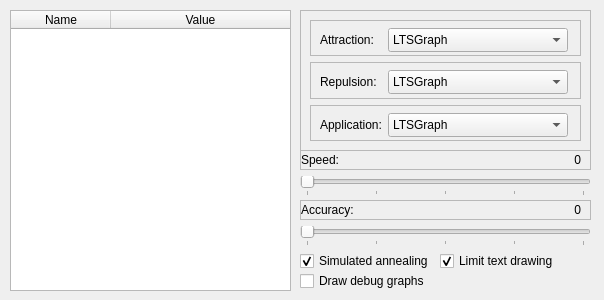
Before: the Qt Designer form tools/release/ltsgraph/advancedspringlayoutdialog.ui in mCRL2org/mCRL2, drawn with Qt 5.
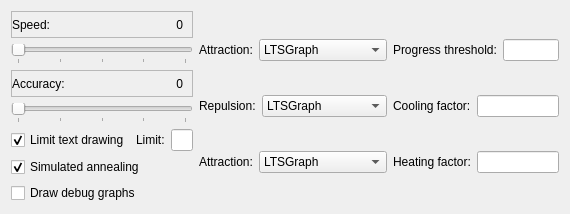
After: the same form once the commit is applied.

Patch:
```diff
--- a/tools/release/ltsgraph/advancedspringlayoutdialog.ui
+++ b/tools/release/ltsgraph/advancedspringlayoutdialog.ui
@@ -1,271 +1,32 @@
 <?xml version="1.0" encoding="UTF-8"?>
 <ui version="4.0">
  <class>AdvancedSpringLayoutDialog</class>
- <widget class="QDialog" name="AdvancedSpringLayoutDialog">
+ <widget class="QWidget" name="AdvancedSpringLayoutDialog">
+  <property name="windowModality">
+   <enum>Qt::WindowModal</enum>
+  </property>
   <property name="geometry">
    <rect>
     <x>0</x>
     <y>0</y>
-    <width>604</width>
-    <height>300</height>
+    <width>570</width>
+    <height>214</height>
    </rect>
   </property>
   <property name="windowTitle">
    <string>Dialog</string>
   </property>
-  <widget class="QFrame" name="frame">
-   <property name="geometry">
-    <rect>
-     <x>300</x>
-     <y>10</y>
-     <width>291</width>
-     <height>141</height>
-    </rect>
-   </property>
-   <property name="sizePolicy">
-    <sizepolicy hsizetype="Fixed" vsizetype="Fixed">
-     <horstretch>0</horstretch>
-     <verstretch>0</verstretch>
-    </sizepolicy>
-   </property>
-   <property name="frameShape">
-    <enum>QFrame::StyledPanel</enum>
-   </property>
-   <property name="frameShadow">
-    <enum>QFrame::Raised</enum>
-   </property>
+  <property name="autoFillBackground">
+   <bool>true</bool>
+  </property>
+  <layout class="QHBoxLayout" name="horizontalLayout_3">
+   <item>
    <layout class="QVBoxLayout" name="verticalLayout">
-    <item>
-     <widget class="QFrame" name="frame_attr">
-      <property name="sizePolicy">
-       <sizepolicy hsizetype="Preferred" vsizetype="Preferred">
-        <horstretch>0</horstretch>
-        <verstretch>0</verstretch>
-       </sizepolicy>
-      </property>
-      <property name="frameShape">
-       <enum>QFrame::StyledPanel</enum>
-      </property>
-      <property name="frameShadow">
-       <enum>QFrame::Raised</enum>
-      </property>
-      <widget class="QComboBox" name="cmb_attr">
-       <property name="geometry">
-        <rect>
-         <x>78</x>
-         <y>8</y>
-         <width>180</width>
-         <height>24</height>
-        </rect>
-       </property>
-       <property name="sizePolicy">
-        <sizepolicy hsizetype="Fixed" vsizetype="Fixed">
-         <horstretch>0</horstretch>
-         <verstretch>0</verstretch>
-        </sizepolicy>
-       </property>
+     <property name="sizeConstraint">
+      <enum>QLayout::SetDefaultConstraint</enum>
+     </property>
        <item>
-        <property name="text">
-         <string>LTSGraph</string>
-        </property>
-       </item>
-       <item>
-        <property name="text">
-         <string>Electrical Spring Model</string>
-        </property>
-       </item>
-       <item>
-        <property name="text">
-         <string>Linear Springs</string>
-        </property>
-       </item>
-      </widget>
-      <widget class="QLabel" name="label">
-       <property name="geometry">
-        <rect>
-         <x>10</x>
-         <y>12</y>
-         <width>62</width>
-         <height>16</height>
-        </rect>
-       </property>
-       <property name="sizePolicy">
-        <sizepolicy hsizetype="Fixed" vsizetype="Preferred">
-         <horstretch>0</horstretch>
-         <verstretch>0</verstretch>
-        </sizepolicy>
-       </property>
-       <property name="text">
-        <string>Attraction:</string>
-       </property>
-      </widget>
-     </widget>
-    </item>
-    <item>
-     <widget class="QFrame" name="frame_rep">
-      <property name="sizePolicy">
-       <sizepolicy hsizetype="Preferred" vsizetype="Preferred">
-        <horstretch>0</horstretch>
-        <verstretch>0</verstretch>
-       </sizepolicy>
-      </property>
-      <property name="frameShape">
-       <enum>QFrame::StyledPanel</enum>
-      </property>
-      <property name="frameShadow">
-       <enum>QFrame::Raised</enum>
-      </property>
-      <widget class="QComboBox" name="cmb_rep">
-       <property name="geometry">
-        <rect>
-         <x>78</x>
-         <y>8</y>
-         <width>180</width>
-         <height>24</height>
-        </rect>
-       </property>
-       <property name="sizePolicy">
-        <sizepolicy hsizetype="Fixed" vsizetype="Fixed">
-         <horstretch>0</horstretch>
-         <verstretch>0</verstretch>
-        </sizepolicy>
-       </property>
-       <item>
-        <property name="text">
-         <string>LTSGraph</string>
-        </property>
-       </item>
-       <item>
-        <property name="text">
-         <string>Electrical Spring Model</string>
-        </property>
-       </item>
-       <item>
-        <property name="text">
-         <string>None</string>
-        </property>
-       </item>
-      </widget>
-      <widget class="QLabel" name="label_3">
-       <property name="geometry">
-        <rect>
-         <x>10</x>
-         <y>12</y>
-         <width>62</width>
-         <height>16</height>
-        </rect>
-       </property>
-       <property name="sizePolicy">
-        <sizepolicy hsizetype="Fixed" vsizetype="Preferred">
-         <horstretch>0</horstretch>
-         <verstretch>0</verstretch>
-        </sizepolicy>
-       </property>
-       <property name="text">
-        <string>Repulsion:</string>
-       </property>
-      </widget>
-     </widget>
-    </item>
-    <item>
-     <widget class="QFrame" name="frame_appl">
-      <property name="sizePolicy">
-       <sizepolicy hsizetype="Preferred" vsizetype="Preferred">
-        <horstretch>0</horstretch>
-        <verstretch>0</verstretch>
-       </sizepolicy>
-      </property>
-      <property name="frameShape">
-       <enum>QFrame::StyledPanel</enum>
-      </property>
-      <property name="frameShadow">
-       <enum>QFrame::Raised</enum>
-      </property>
-      <widget class="QComboBox" name="cmb_appl">
-       <property name="geometry">
-        <rect>
-         <x>78</x>
-         <y>8</y>
-         <width>180</width>
-         <height>24</height>
-        </rect>
-       </property>
-       <property name="sizePolicy">
-        <sizepolicy hsizetype="Fixed" vsizetype="Fixed">
-         <horstretch>0</horstretch>
-         <verstretch>0</verstretch>
-        </sizepolicy>
-       </property>
-       <item>
-        <property name="text">
-         <string>LTSGraph</string>
-        </property>
-       </item>
-       <item>
-        <property name="text">
-         <string>Force Directed</string>
-        </property>
-       </item>
-       <item>
-        <property name="text">
-         <string>EXP: Force accumulation</string>
-        </property>
-       </item>
-      </widget>
-      <widget class="QLabel" name="label_4">
-       <property name="geometry">
-        <rect>
-         <x>10</x>
-         <y>12</y>
-         <width>62</width>
-         <height>16</height>
-        </rect>
-       </property>
-       <property name="sizePolicy">
-        <sizepolicy hsizetype="Fixed" vsizetype="Preferred">
-         <horstretch>0</horstretch>
-         <verstretch>0</verstretch>
-        </sizepolicy>
-       </property>
-       <property name="text">
-        <string>Application:</string>
-       </property>
-      </widget>
-     </widget>
-    </item>
-   </layout>
-  </widget>
-  <widget class="QSlider" name="sld_spd">
-   <property name="geometry">
-    <rect>
-     <x>300</x>
-     <y>176</y>
-     <width>291</width>
-     <height>20</height>
-    </rect>
-   </property>
-   <property name="maximum">
-    <number>100</number>
-   </property>
-   <property name="orientation">
-    <enum>Qt::Horizontal</enum>
-   </property>
-   <property name="tickPosition">
-    <enum>QSlider::TicksBelow</enum>
-   </property>
-   <property name="tickInterval">
-    <number>25</number>
-   </property>
-  </widget>
   <widget class="QFrame" name="frame_spd">
-   <property name="geometry">
-    <rect>
-     <x>300</x>
-     <y>150</y>
-     <width>291</width>
-     <height>20</height>
-    </rect>
-   </property>
    <property name="frameShape">
     <enum>QFrame::StyledPanel</enum>
    </property>
@@ -304,15 +65,9 @@
     </item>
    </layout>
   </widget>
-  <widget class="QSlider" name="sld_acc">
-   <property name="geometry">
-    <rect>
-     <x>300</x>
-     <y>226</y>
-     <width>291</width>
-     <height>20</height>
-    </rect>
-   </property>
+     </item>
+     <item>
+      <widget class="QSlider" name="sld_spd">
    <property name="maximum">
     <number>100</number>
    </property>
@@ -326,15 +81,9 @@
     <number>25</number>
    </property>
   </widget>
+     </item>
+     <item>
   <widget class="QFrame" name="frame_acc">
-   <property name="geometry">
-    <rect>
-     <x>300</x>
-     <y>200</y>
-     <width>291</width>
-     <height>20</height>
-    </rect>
-   </property>
    <property name="frameShape">
     <enum>QFrame::StyledPanel</enum>
    </property>
@@ -373,53 +122,72 @@
     </item>
    </layout>
   </widget>
-  <widget class="QTableWidget" name="tbl_data">
-   <property name="geometry">
-    <rect>
-     <x>10</x>
-     <y>10</y>
-     <width>281</width>
-     <height>281</height>
-    </rect>
-   </property>
-   <property name="sizePolicy">
-    <sizepolicy hsizetype="Minimum" vsizetype="Expanding">
-     <horstretch>0</horstretch>
-     <verstretch>0</verstretch>
-    </sizepolicy>
-   </property>
-   <property name="rowCount">
-    <number>0</number>
-   </property>
-   <property name="columnCount">
-    <number>2</number>
-   </property>
-   <attribute name="horizontalHeaderShowSortIndicator" stdset="0">
-    <bool>false</bool>
-   </attribute>
-   <attribute name="horizontalHeaderStretchLastSection">
+     </item>
+     <item>
+      <widget class="QSlider" name="sld_acc">
+       <property name="maximum">
+        <number>100</number>
+       </property>
+       <property name="orientation">
+        <enum>Qt::Horizontal</enum>
+       </property>
+       <property name="tickPosition">
+        <enum>QSlider::TicksBelow</enum>
+       </property>
+       <property name="tickInterval">
+        <number>25</number>
+       </property>
+      </widget>
+     </item>
+     <item>
+      <layout class="QHBoxLayout" name="horizontalLayout_7">
+       <item>
+        <widget class="QCheckBox" name="chk_limit_text">
+         <property name="text">
+          <string>Limit text drawing</string>
+         </property>
+         <property name="checked">
     <bool>true</bool>
-   </attribute>
-   <column>
-    <property name="text">
-     <string>Name</string>
-    </property>
-   </column>
-   <column>
+         </property>
+        </widget>
+       </item>
+       <item>
+        <spacer name="horizontalSpacer">
+         <property name="orientation">
+          <enum>Qt::Horizontal</enum>
+         </property>
+         <property name="sizeHint" stdset="0">
+          <size>
+           <width>40</width>
+           <height>20</height>
+          </size>
+         </property>
+        </spacer>
+       </item>
+       <item>
+        <widget class="QLabel" name="lbl_limit_text">
     <property name="text">
-     <string>Value</string>
-    </property>
-   </column>
-  </widget>
+          <string>Limit:</string>
+         </property>
+        </widget>
+       </item>
+       <item>
+        <widget class="QLineEdit" name="txt_limit_text">
+         <property name="maximumSize">
+          <size>
+           <width>32</width>
+           <height>16777215</height>
+          </size>
+         </property>
+         <property name="inputMethodHints">
+          <set>Qt::ImhPreferNumbers</set>
+         </property>
+        </widget>
+       </item>
+      </layout>
+     </item>
+     <item>
   <widget class="QCheckBox" name="chk_annealing">
-   <property name="geometry">
-    <rect>
-     <x>300</x>
-     <y>250</y>
-     <width>131</width>
-     <height>22</height>
-    </rect>
-   </property>
    <property name="text">
     <string>Simulated annealing</string>
    </property>
@@ -427,15 +195,9 @@
     <bool>true</bool>
    </property>
   </widget>
+     </item>
+     <item>
   <widget class="QCheckBox" name="chk_debugDraw">
-   <property name="geometry">
-    <rect>
-     <x>300</x>
-     <y>270</y>
-     <width>131</width>
-     <height>22</height>
-    </rect>
-   </property>
    <property name="text">
     <string>Draw debug graphs</string>
    </property>
@@ -443,22 +205,186 @@
     <bool>false</bool>
    </property>
   </widget>
-  <widget class="QCheckBox" name="chk_limit_text">
-   <property name="geometry">
-    <rect>
-     <x>440</x>
-     <y>250</y>
-     <width>131</width>
-     <height>22</height>
-    </rect>
-   </property>
+     </item>
+    </layout>
+   </item>
+   <item>
+    <layout class="QVBoxLayout" name="verticalLayout_2">
+     <item>
+      <layout class="QHBoxLayout" name="horizontalLayout">
+       <item>
+        <widget class="QLabel" name="lbl_attr">
+         <property name="text">
+          <string>Attraction:</string>
+         </property>
+        </widget>
+       </item>
+       <item>
+        <widget class="QComboBox" name="cmb_attr">
+         <property name="sizePolicy">
+          <sizepolicy hsizetype="Expanding" vsizetype="Fixed">
+           <horstretch>0</horstretch>
+           <verstretch>0</verstretch>
+          </sizepolicy>
+         </property>
+         <item>
    <property name="text">
-    <string>Limit text drawing</string>
-   </property>
-   <property name="checked">
-    <bool>true</bool>
-   </property>
-  </widget>
+           <string>LTSGraph</string>
+          </property>
+         </item>
+         <item>
+          <property name="text">
+           <string>Electrical Springs</string>
+          </property>
+         </item>
+         <item>
+          <property name="text">
+           <string>Linear Springs</string>
+          </property>
+         </item>
+        </widget>
+       </item>
+      </layout>
+     </item>
+     <item>
+      <layout class="QHBoxLayout" name="horizontalLayout_2">
+       <item>
+        <widget class="QLabel" name="lbl_rep">
+         <property name="text">
+          <string>Repulsion:</string>
+         </property>
+        </widget>
+       </item>
+       <item>
+        <widget class="QComboBox" name="cmb_rep">
+         <property name="sizePolicy">
+          <sizepolicy hsizetype="Expanding" vsizetype="Fixed">
+           <horstretch>0</horstretch>
+           <verstretch>0</verstretch>
+          </sizepolicy>
+         </property>
+         <item>
+          <property name="text">
+           <string>LTSGraph</string>
+          </property>
+         </item>
+         <item>
+          <property name="text">
+           <string>Electrical Springs</string>
+          </property>
+         </item>
+         <item>
+          <property name="text">
+           <string>None</string>
+          </property>
+         </item>
+        </widget>
+       </item>
+      </layout>
+     </item>
+     <item>
+      <layout class="QHBoxLayout" name="horizontalLayout_4">
+       <item>
+        <widget class="QLabel" name="lbl_appl">
+         <property name="text">
+          <string>Attraction:</string>
+         </property>
+        </widget>
+       </item>
+       <item>
+        <widget class="QComboBox" name="cmb_appl">
+         <property name="sizePolicy">
+          <sizepolicy hsizetype="Expanding" vsizetype="Fixed">
+           <horstretch>0</horstretch>
+           <verstretch>0</verstretch>
+          </sizepolicy>
+         </property>
+         <item>
+          <property name="text">
+           <string>LTSGraph</string>
+          </property>
+         </item>
+         <item>
+          <property name="text">
+           <string>Force Directed</string>
+          </property>
+         </item>
+         <item>
+          <property name="text">
+           <string>Cumulative Force</string>
+          </property>
+         </item>
+        </widget>
+       </item>
+      </layout>
+     </item>
+    </layout>
+   </item>
+   <item>
+    <layout class="QVBoxLayout" name="verticalLayout_3">
+     <item>
+      <layout class="QHBoxLayout" name="horizontalLayout_10">
+       <item>
+        <widget class="QLabel" name="lbl_progress_threshold">
+         <property name="sizePolicy">
+          <sizepolicy hsizetype="Preferred" vsizetype="Fixed">
+           <horstretch>0</horstretch>
+           <verstretch>0</verstretch>
+          </sizepolicy>
+         </property>
+         <property name="text">
+          <string>Progress threshold:</string>
+         </property>
+        </widget>
+       </item>
+       <item>
+        <widget class="QLineEdit" name="txt_progress_threshold"/>
+       </item>
+      </layout>
+     </item>
+     <item>
+      <layout class="QHBoxLayout" name="horizontalLayout_9">
+       <item>
+        <widget class="QLabel" name="lbl_cooling_factor">
+         <property name="sizePolicy">
+          <sizepolicy hsizetype="Preferred" vsizetype="Fixed">
+           <horstretch>0</horstretch>
+           <verstretch>0</verstretch>
+          </sizepolicy>
+         </property>
+         <property name="text">
+          <string>Cooling factor:</string>
+         </property>
+        </widget>
+       </item>
+       <item>
+        <widget class="QLineEdit" name="txt_cooling_factor"/>
+       </item>
+      </layout>
+     </item>
+     <item>
+      <layout class="QHBoxLayout" name="horizontalLayout_8">
+       <item>
+        <widget class="QLabel" name="lbl_heating_factor">
+         <property name="sizePolicy">
+          <sizepolicy hsizetype="Preferred" vsizetype="Fixed">
+           <horstretch>0</horstretch>
+           <verstretch>0</verstretch>
+          </sizepolicy>
+         </property>
+         <property name="text">
+          <string>Heating factor:</string>
+         </property>
+        </widget>
+       </item>
+       <item>
+        <widget class="QLineEdit" name="txt_heating_factor"/>
+       </item>
+      </layout>
+     </item>
+    </layout>
+   </item>
+  </layout>
  </widget>
  <resources/>
  <connections/>
```
Left out of the diff: 5 changed lines with no effect on the pictures. Lines whose indentation alone changed are shown as unchanged.
